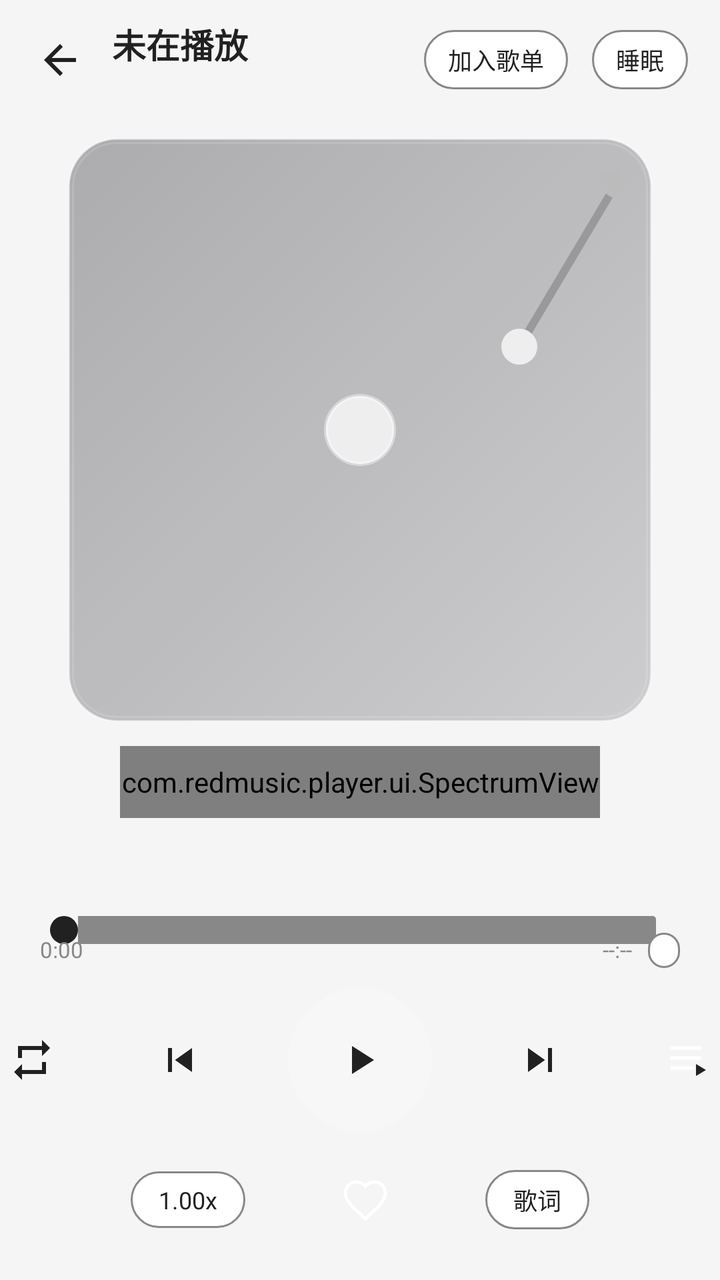
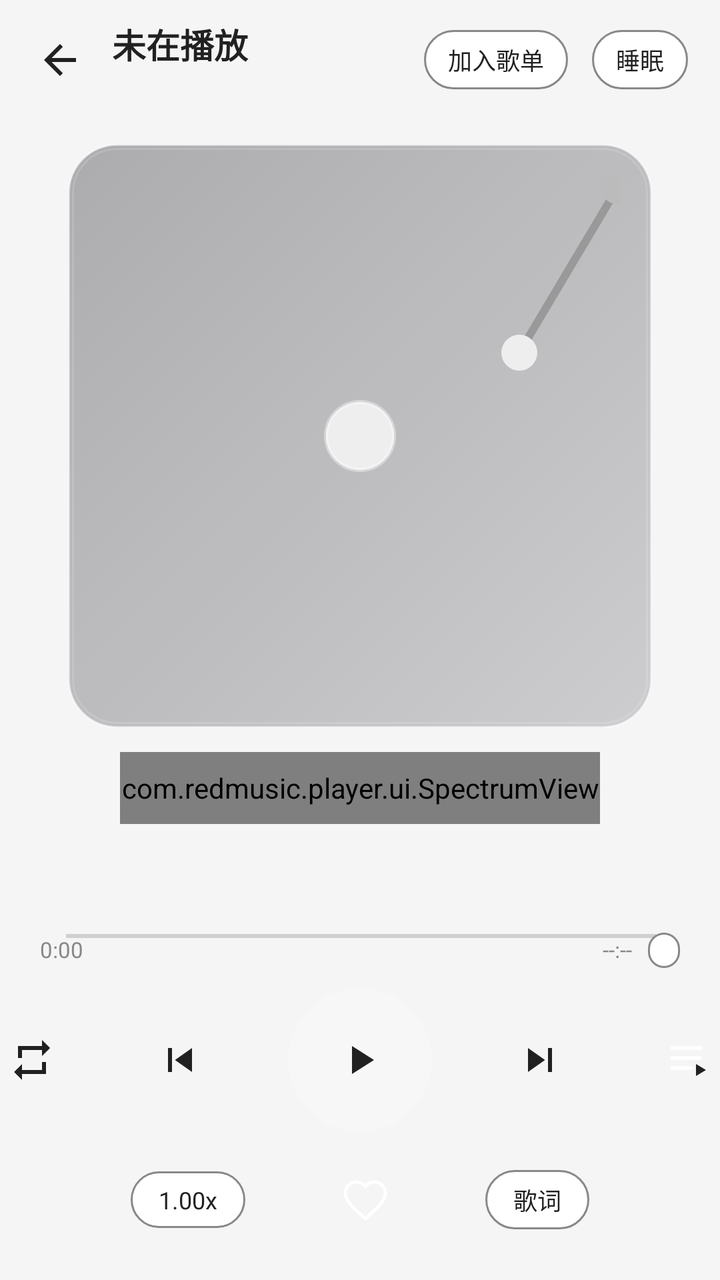

The first picture is an Android layout as it rendered before a commit; the second is the same layout after the commit. The layout source and the unified diff follow.
<!-- AndroidManifest.xml: application theme Theme.RedMusic -->
<!-- res/layout/activity_player.xml -->
<?xml version="1.0" encoding="utf-8"?>
<FrameLayout xmlns:android="http://schemas.android.com/apk/res/android"
    android:layout_width="match_parent"
    android:layout_height="match_parent"
    android:background="@color/bg">

    <ImageView
        android:id="@+id/player_bg_blur"
        android:layout_width="match_parent"
        android:layout_height="match_parent"
        android:visibility="gone"
        android:scaleType="centerCrop" />

    <View
        android:id="@+id/player_bg_gradient"
        android:layout_width="match_parent"
        android:layout_height="match_parent" />

    <LinearLayout
        android:layout_width="match_parent"
        android:layout_height="match_parent"
        android:orientation="vertical"
        android:paddingBottom="20dp">

        
        <LinearLayout
            android:layout_width="match_parent"
            android:layout_height="wrap_content"
            android:gravity="center_vertical"
            android:orientation="horizontal"
            android:paddingStart="8dp"
            android:paddingTop="8dp"
            android:paddingEnd="16dp">

            <ImageButton
                android:id="@+id/player_back"
                android:layout_width="44dp"
                android:layout_height="44dp"
                android:background="@android:color/transparent"
                android:src="@drawable/ic_arrow_back"
                android:contentDescription="返回" />

            <LinearLayout
                android:layout_width="0dp"
                android:layout_height="wrap_content"
                android:layout_marginStart="4dp"
                android:layout_weight="1"
                android:orientation="vertical">

                <TextView
                    android:id="@+id/player_title"
                    android:layout_width="match_parent"
                    android:layout_height="wrap_content"
                    android:ellipsize="end"
                    android:maxLines="1"
                    android:text="未在播放"
                    android:textColor="@color/text_primary"
                    android:textSize="17sp"
                    android:textStyle="bold" />

                <TextView
                    android:id="@+id/player_artist"
                    android:layout_width="match_parent"
                    android:layout_height="wrap_content"
                    android:ellipsize="end"
                    android:maxLines="1"
                    android:text=""
                    android:textColor="@color/text_secondary"
                    android:textSize="12sp" />
            </LinearLayout>

            <TextView
                android:id="@+id/player_add_playlist"
                android:layout_width="wrap_content"
                android:layout_height="wrap_content"
                android:layout_marginEnd="12dp"
                android:background="@drawable/bg_chip"
                android:paddingStart="12dp"
                android:paddingTop="6dp"
                android:paddingEnd="12dp"
                android:paddingBottom="6dp"
                android:text="加入歌单"
                android:textColor="@color/text_primary"
                android:textSize="12sp" />

            <TextView
                android:id="@+id/player_timer"
                android:layout_width="wrap_content"
                android:layout_height="wrap_content"
                android:background="@drawable/bg_chip"
                android:paddingStart="12dp"
                android:paddingTop="6dp"
                android:paddingEnd="12dp"
                android:paddingBottom="6dp"
                android:text="睡眠"
                android:textColor="@color/text_primary"
                android:textSize="12sp" />
        </LinearLayout>

        
        <FrameLayout
            android:layout_width="match_parent"
            android:layout_height="0dp"
            android:layout_weight="1">

            <com.redmusic.player.ui.LyricView
                android:id="@+id/player_lyric_view"
                android:layout_width="match_parent"
                android:layout_height="match_parent"
                android:visibility="gone" />

            <LinearLayout
                android:layout_width="match_parent"
                android:layout_height="match_parent"
                android:gravity="center"
                android:orientation="vertical">

                <FrameLayout
                    android:id="@+id/player_cd_container"
                    android:layout_width="wrap_content"
                    android:layout_height="wrap_content"
                    android:background="@drawable/bg_cd_case"
                    android:padding="16dp">

                    <ImageView
                        android:id="@+id/player_cover"
                        android:layout_width="260dp"
                        android:layout_height="260dp"
                        android:contentDescription="封面"
                        android:scaleType="centerCrop" />

                    <View
                        android:id="@+id/player_cd_hole"
                        android:layout_width="36dp"
                        android:layout_height="36dp"
                        android:layout_gravity="center"
                        android:background="@drawable/bg_cd_hole" />

                    <ImageView
                        android:id="@+id/player_tonearm"
                        android:layout_width="120dp"
                        android:layout_height="140dp"
                        android:layout_gravity="top|end"
                        android:layout_marginTop="-8dp"
                        android:layout_marginEnd="-12dp"
                        android:src="@drawable/ic_tonearm" />
                </FrameLayout>

                <com.redmusic.player.ui.SpectrumView
                    android:id="@+id/player_spectrum"
                    android:layout_width="match_parent"
                    android:layout_height="36dp"
                    android:layout_marginStart="60dp"
                    android:layout_marginTop="12dp"
                    android:layout_marginEnd="60dp" />

                <TextView
                    android:id="@+id/player_lyric_line"
                    android:layout_width="match_parent"
                    android:layout_height="wrap_content"
                    android:layout_marginStart="32dp"
                    android:layout_marginTop="14dp"
                    android:layout_marginEnd="32dp"
                    android:ellipsize="end"
                    android:gravity="center"
                    android:maxLines="1"
                    android:text=""
                    android:textColor="@color/text_primary"
                    android:textSize="13sp" />
            </LinearLayout>
        </FrameLayout>

        
        <SeekBar
            android:id="@+id/player_seek"
            android:layout_width="match_parent"
            android:layout_height="wrap_content"
            android:layout_marginStart="16dp"
            android:layout_marginEnd="16dp"
            android:max="1000"
            android:progressDrawable="@drawable/bg_seek_progress"
            android:thumb="@drawable/seek_thumb" />

        <LinearLayout
            android:layout_width="match_parent"
            android:layout_height="wrap_content"
            android:layout_marginTop="-6dp"
            android:orientation="horizontal"
            android:paddingStart="20dp"
            android:paddingEnd="20dp">

            <TextView
                android:id="@+id/player_cur_time"
                android:layout_width="wrap_content"
                android:layout_height="wrap_content"
                android:text="0:00"
                android:textColor="@color/text_secondary"
                android:textSize="11sp" />

            <Space
                android:layout_width="0dp"
                android:layout_height="1dp"
                android:layout_weight="1" />

            <TextView
                android:id="@+id/player_total_time"
                android:layout_width="wrap_content"
                android:layout_height="wrap_content"
                android:text="--:--"
                android:textColor="@color/text_secondary"
                android:textSize="11sp" />

            <TextView
                android:id="@+id/player_full_time"
                android:layout_width="wrap_content"
                android:layout_height="wrap_content"
                android:layout_marginStart="8dp"
                android:background="@drawable/bg_chip"
                android:paddingStart="8dp"
                android:paddingTop="2dp"
                android:paddingEnd="8dp"
                android:paddingBottom="2dp"
                android:text=""
                android:textColor="@color/text_secondary"
                android:textSize="10sp" />
        </LinearLayout>

        
        <LinearLayout
            android:layout_width="match_parent"
            android:layout_height="wrap_content"
            android:layout_marginTop="10dp"
            android:gravity="center"
            android:orientation="horizontal">

            <ImageButton
                android:id="@+id/player_mode"
                android:layout_width="40dp"
                android:layout_height="40dp"
                android:background="@android:color/transparent"
                android:src="@drawable/ic_repeat"
                android:contentDescription="播放模式" />

            <ImageButton
                android:id="@+id/player_prev"
                android:layout_width="48dp"
                android:layout_height="48dp"
                android:layout_marginStart="30dp"
                android:background="@android:color/transparent"
                android:src="@drawable/ic_prev"
                android:contentDescription="上一曲" />

            <ImageButton
                android:id="@+id/player_play"
                android:layout_width="72dp"
                android:layout_height="72dp"
                android:layout_marginStart="30dp"
                android:background="@drawable/bg_play"
                android:src="@drawable/ic_play"
                android:contentDescription="播放/暂停" />

            <ImageButton
                android:id="@+id/player_next"
                android:layout_width="48dp"
                android:layout_height="48dp"
                android:layout_marginStart="30dp"
                android:background="@android:color/transparent"
                android:src="@drawable/ic_next"
                android:contentDescription="下一曲" />

            <ImageButton
                android:id="@+id/player_playlist"
                android:layout_width="40dp"
                android:layout_height="40dp"
                android:layout_marginStart="30dp"
                android:background="@android:color/transparent"
                android:src="@drawable/ic_playlist"
                android:contentDescription="播放列表" />
        </LinearLayout>

        
        <LinearLayout
            android:layout_width="match_parent"
            android:layout_height="wrap_content"
            android:layout_marginTop="14dp"
            android:gravity="center"
            android:orientation="horizontal">

            <TextView
                android:id="@+id/player_speed"
                android:layout_width="wrap_content"
                android:layout_height="wrap_content"
                android:background="@drawable/bg_chip"
                android:paddingStart="14dp"
                android:paddingTop="6dp"
                android:paddingEnd="14dp"
                android:paddingBottom="6dp"
                android:text="1.00x"
                android:textColor="@color/text_primary"
                android:textSize="12sp" />

            <ImageButton
                android:id="@+id/player_fav"
                android:layout_width="40dp"
                android:layout_height="40dp"
                android:layout_marginStart="40dp"
                android:background="@android:color/transparent"
                android:src="@drawable/ic_heart"
                android:contentDescription="收藏" />

            <TextView
                android:id="@+id/player_lyric_toggle"
                android:layout_width="wrap_content"
                android:layout_height="wrap_content"
                android:layout_marginStart="40dp"
                android:background="@drawable/bg_chip"
                android:paddingStart="14dp"
                android:paddingTop="6dp"
                android:paddingEnd="14dp"
                android:paddingBottom="6dp"
                android:text="歌词"
                android:textColor="@color/text_primary"
                android:textSize="12sp" />
        </LinearLayout>
    </LinearLayout>
</FrameLayout>
<!-- resources referenced by this layout -->
<resources>
  <color name="bg">#F5F5F5</color>
  <color name="text_primary">#212121</color>
  <color name="text_secondary">#888888</color>
  <!-- drawable bg_cd_hole (drawable) -->
  <?xml version="1.0" encoding="utf-8"?>
  <shape xmlns:android="http://schemas.android.com/apk/res/android"
      android:shape="oval">
      <solid android:color="#EEEEEE" />
      <stroke android:width="2dp" android:color="#66FFFFFF" />
  </shape>
  <!-- drawable bg_chip (drawable) -->
  <?xml version="1.0" encoding="utf-8"?>
  <shape xmlns:android="http://schemas.android.com/apk/res/android">
      <solid android:color="@color/bg_card" />
      <corners android:radius="20dp" />
      <stroke android:width="1dp" android:color="@color/text_secondary" />
  </shape>
  <!-- drawable bg_play (drawable) -->
  <?xml version="1.0" encoding="utf-8"?>
  <shape xmlns:android="http://schemas.android.com/apk/res/android">
      <solid android:color="#33FFFFFF" />
      <corners android:radius="36dp" />
  </shape>
  <!-- drawable bg_seek_progress (drawable) -->
  <?xml version="1.0" encoding="utf-8"?>
  <layer-list xmlns:android="http://schemas.android.com/apk/res/android">
      
      <item android:id="@android:id/background">
          <shape android:shape="rectangle">
              <size android:height="3dp" />
              <corners android:radius="1.5dp" />
              <solid android:color="@color/text_secondary" />
          </shape>
      </item>
      
      <item android:id="@android:id/progress">
          <clip>
              <shape android:shape="rectangle">
                  <size android:height="3dp" />
                  <corners android:radius="1.5dp" />
                  <solid android:color="@color/text_primary" />
              </shape>
          </clip>
      </item>
  </layer-list>
  <!-- drawable ic_next (drawable) -->
  <?xml version="1.0" encoding="utf-8"?>
  <vector xmlns:android="http://schemas.android.com/apk/res/android"
      android:width="24dp" android:height="24dp"
      android:viewportWidth="24" android:viewportHeight="24">
      <path android:fillColor="@color/text_primary" android:pathData="M6,18l8.5,-6L6,6v12zM16,6v12h2V6h-2z" />
  </vector>
  <!-- drawable ic_play (drawable) -->
  <?xml version="1.0" encoding="utf-8"?>
  <vector xmlns:android="http://schemas.android.com/apk/res/android"
      android:width="24dp" android:height="24dp"
      android:viewportWidth="24" android:viewportHeight="24">
      <path android:fillColor="@color/text_primary" android:pathData="M8,5v14l11,-7z" />
  </vector>
  <!-- drawable ic_prev (drawable) -->
  <?xml version="1.0" encoding="utf-8"?>
  <vector xmlns:android="http://schemas.android.com/apk/res/android"
      android:width="24dp" android:height="24dp"
      android:viewportWidth="24" android:viewportHeight="24">
      <path android:fillColor="@color/text_primary" android:pathData="M6,6h2v12H6zM9.5,12l8.5,6V6z" />
  </vector>
  <!-- drawable ic_repeat (drawable) -->
  <?xml version="1.0" encoding="utf-8"?>
  <vector xmlns:android="http://schemas.android.com/apk/res/android"
      android:width="24dp" android:height="24dp"
      android:viewportWidth="24" android:viewportHeight="24">
      <path android:fillColor="@color/text_primary" android:pathData="M7,7h10v3l4,-4l-4,-4v3H5v6h2V7zM17,17H7v-3l-4,4l4,4v-3h12v-6h-2v4z" />
  </vector>
  <!-- drawable seek_thumb (drawable) -->
  <?xml version="1.0" encoding="utf-8"?>
  <shape xmlns:android="http://schemas.android.com/apk/res/android"
      android:shape="oval">
      <solid android:color="@color/text_primary" />
      <size
          android:width="14dp"
          android:height="14dp" />
  </shape>
  <color name="bg_card">#FFFFFF</color>
  <color name="red">#C20C0C</color>
  <color name="red_light">#FF6B6B</color>
  <!-- unchanged entries left out for length: 6 -->
</resources>

<!-- the commit's change to res/layout/activity_player.xml (unified diff, before → after) -->
@@ -178,8 +178,8 @@
             android:layout_marginStart="16dp"
             android:layout_marginEnd="16dp"
             android:max="1000"
-            android:progressDrawable="@drawable/bg_seek_progress"
-            android:thumb="@drawable/seek_thumb" />
+            android:progressTint="@color/text_secondary"
+            android:thumb="@drawable/seek_thumb_hidden" />
 
         <LinearLayout
             android:layout_width="match_parent"
<!-- resource entries referenced after the edit -->
@@ -23,28 +23,6 @@
       <solid android:color="#33FFFFFF" />
       <corners android:radius="36dp" />
   </shape>
-  <!-- drawable bg_seek_progress (drawable) -->
-  <?xml version="1.0" encoding="utf-8"?>
-  <layer-list xmlns:android="http://schemas.android.com/apk/res/android">
-      
-      <item android:id="@android:id/background">
-          <shape android:shape="rectangle">
-              <size android:height="3dp" />
-              <corners android:radius="1.5dp" />
-              <solid android:color="@color/text_secondary" />
-          </shape>
-      </item>
-      
-      <item android:id="@android:id/progress">
-          <clip>
-              <shape android:shape="rectangle">
-                  <size android:height="3dp" />
-                  <corners android:radius="1.5dp" />
-                  <solid android:color="@color/text_primary" />
-              </shape>
-          </clip>
-      </item>
-  </layer-list>
   <!-- drawable ic_next (drawable) -->
   <?xml version="1.0" encoding="utf-8"?>
   <vector xmlns:android="http://schemas.android.com/apk/res/android"
@@ -73,14 +51,14 @@
       android:viewportWidth="24" android:viewportHeight="24">
       <path android:fillColor="@color/text_primary" android:pathData="M7,7h10v3l4,-4l-4,-4v3H5v6h2V7zM17,17H7v-3l-4,4l4,4v-3h12v-6h-2v4z" />
   </vector>
-  <!-- drawable seek_thumb (drawable) -->
+  <!-- drawable seek_thumb_hidden (drawable) -->
   <?xml version="1.0" encoding="utf-8"?>
   <shape xmlns:android="http://schemas.android.com/apk/res/android"
       android:shape="oval">
-      <solid android:color="@color/text_primary" />
+      <solid android:color="#00000000" />
       <size
-          android:width="14dp"
-          android:height="14dp" />
+          android:width="2dp"
+          android:height="2dp" />
   </shape>
   <color name="bg_card">#FFFFFF</color>
   <color name="red">#C20C0C</color>
